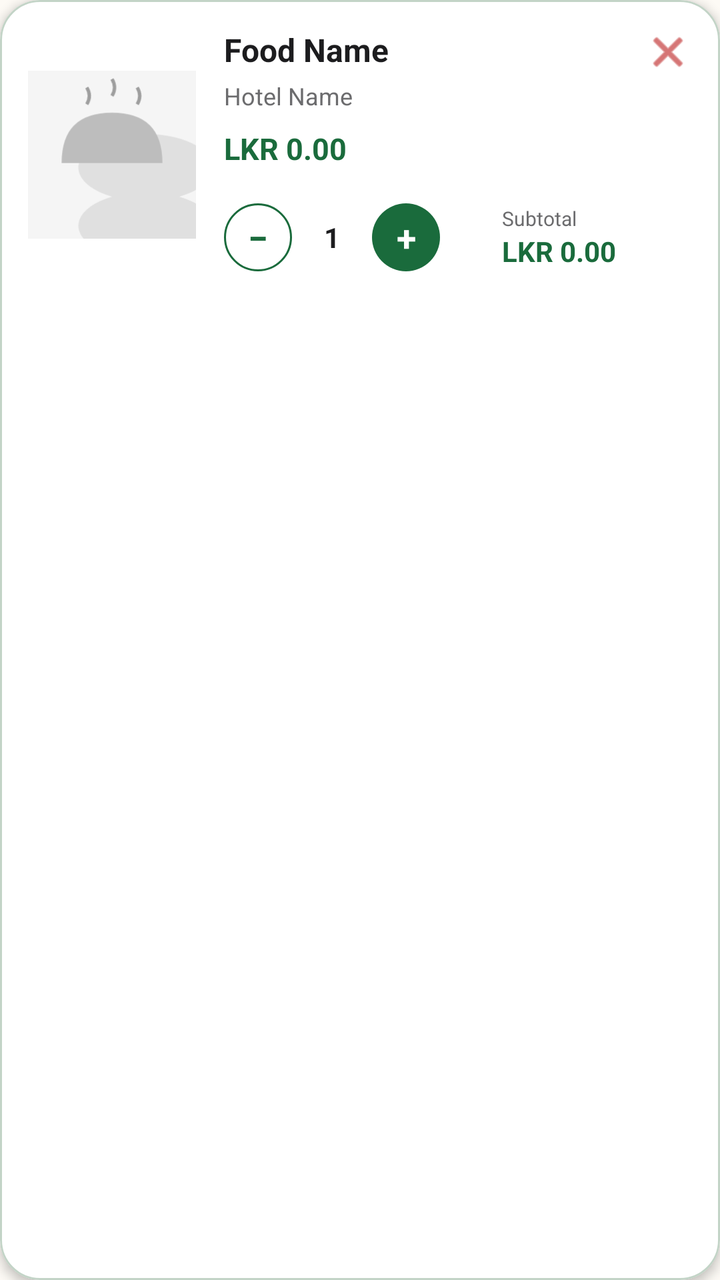
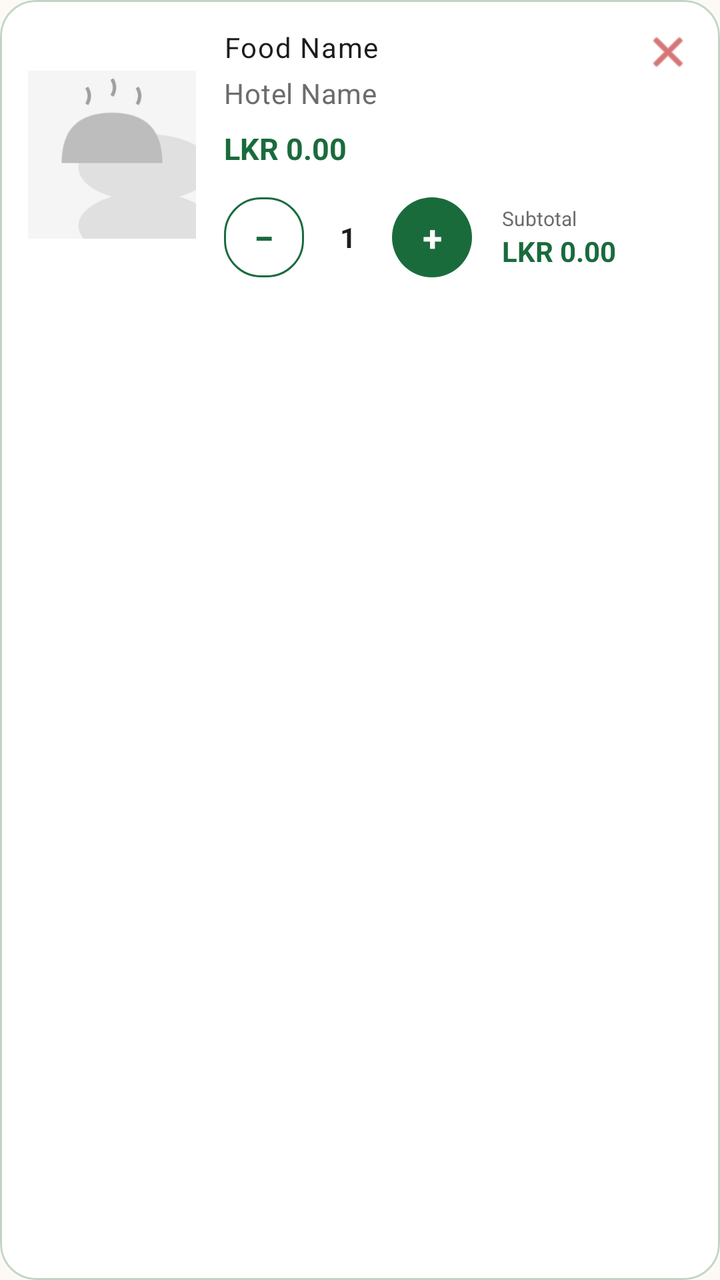

An Android layout rendered at two revisions. The XML below is the earlier revision; the diff shows what the commit changed to produce the second picture.
<!-- AndroidManifest.xml: application theme Theme.REPLATE -->
<!-- res/layout/item_cart.xml -->
<?xml version="1.0" encoding="utf-8"?>
<com.google.android.material.card.MaterialCardView xmlns:android="http://schemas.android.com/apk/res/android"
    xmlns:app="http://schemas.android.com/apk/res-auto"
    android:layout_width="match_parent"
    android:layout_height="wrap_content"
    android:layout_marginHorizontal="16dp"
    android:layout_marginVertical="6dp"
    app:cardBackgroundColor="@color/surface_white"
    app:cardCornerRadius="20dp"
    app:cardElevation="3dp"
    app:strokeColor="@color/md_theme_outlineVariant"
    app:strokeWidth="1dp">

    <RelativeLayout
        android:layout_width="match_parent"
        android:layout_height="wrap_content"
        android:padding="14dp">

        <ImageView
            android:id="@+id/ivFoodImage"
            android:layout_width="84dp"
            android:layout_height="84dp"
            android:layout_alignParentStart="true"
            android:layout_centerVertical="true"
            android:background="@drawable/card_background_shape"
            android:scaleType="centerCrop"
            android:src="@drawable/placeholder_food" />

        <ImageView
            android:id="@+id/ivRemove"
            android:layout_width="24dp"
            android:layout_height="24dp"
            android:layout_alignParentEnd="true"
            android:layout_alignParentTop="true"
            android:src="@android:drawable/ic_menu_close_clear_cancel"
            app:tint="@color/error"
            android:contentDescription="Remove" />

        <LinearLayout
            android:id="@+id/infoLayout"
            android:layout_width="match_parent"
            android:layout_height="wrap_content"
            android:layout_marginStart="14dp"
            android:layout_marginEnd="28dp"
            android:layout_toEndOf="@id/ivFoodImage"
            android:orientation="vertical">

            <TextView
                android:id="@+id/tvFoodName"
                android:layout_width="match_parent"
                android:layout_height="wrap_content"
                android:ellipsize="end"
                android:maxLines="1"
                android:text="Food Name"
                android:textColor="@color/text_primary"
                android:textSize="16sp"
                android:textStyle="bold" />

            <TextView
                android:id="@+id/tvHotelName"
                android:layout_width="wrap_content"
                android:layout_height="wrap_content"
                android:layout_marginTop="4dp"
                android:text="Hotel Name"
                android:textColor="@color/text_secondary"
                android:textSize="12sp" />

            <TextView
                android:id="@+id/tvPrice"
                android:layout_width="wrap_content"
                android:layout_height="wrap_content"
                android:layout_marginTop="8dp"
                android:text="LKR 0.00"
                android:textColor="@color/price_discounted"
                android:textSize="15sp"
                android:textStyle="bold" />

            <LinearLayout
                android:layout_width="match_parent"
                android:layout_height="wrap_content"
                android:layout_marginTop="12dp"
                android:gravity="center_vertical"
                android:orientation="horizontal">

                <TextView
                    android:id="@+id/btnMinus"
                    android:layout_width="34dp"
                    android:layout_height="34dp"
                    android:background="@drawable/button_outline_primary"
                    android:gravity="center"
                    android:text="−"
                    android:textColor="@color/primary"
                    android:textSize="18sp"
                    android:textStyle="bold" />

                <TextView
                    android:id="@+id/tvQuantity"
                    android:layout_width="40dp"
                    android:layout_height="34dp"
                    android:gravity="center"
                    android:text="1"
                    android:textColor="@color/text_primary"
                    android:textSize="14sp"
                    android:textStyle="bold" />

                <TextView
                    android:id="@+id/btnPlus"
                    android:layout_width="34dp"
                    android:layout_height="34dp"
                    android:background="@drawable/button_primary"
                    android:gravity="center"
                    android:text="+"
                    android:textColor="@color/white"
                    android:textSize="18sp"
                    android:textStyle="bold" />

                <Space
                    android:layout_width="0dp"
                    android:layout_height="1dp"
                    android:layout_weight="1" />

                <LinearLayout
                    android:layout_width="wrap_content"
                    android:layout_height="wrap_content"
                    android:background="@drawable/badge_distance"
                    android:orientation="vertical"
                    android:paddingHorizontal="10dp"
                    android:paddingVertical="6dp">

                    <TextView
                        android:layout_width="wrap_content"
                        android:layout_height="wrap_content"
                        android:text="Subtotal"
                        android:textColor="@color/text_secondary"
                        android:textSize="10sp" />

                    <TextView
                        android:id="@+id/tvSubtotal"
                        android:layout_width="wrap_content"
                        android:layout_height="wrap_content"
                        android:text="LKR 0.00"
                        android:textColor="@color/primary"
                        android:textSize="14sp"
                        android:textStyle="bold" />
                </LinearLayout>
            </LinearLayout>
        </LinearLayout>
    </RelativeLayout>
</com.google.android.material.card.MaterialCardView>
<!-- resources referenced by this layout -->
<resources>
  <style name="Theme.REPLATE" parent="Theme.Material3.Light.NoActionBar">
          
          <item name="colorPrimary">@color/md_theme_primary</item>
          <item name="colorOnPrimary">@color/md_theme_onPrimary</item>
          <item name="colorPrimaryContainer">@color/md_theme_primaryContainer</item>
          <item name="colorOnPrimaryContainer">@color/md_theme_onPrimaryContainer</item>
  
          
          <item name="colorSecondary">@color/md_theme_secondary</item>
          <item name="colorOnSecondary">@color/md_theme_onSecondary</item>
          <item name="colorSecondaryContainer">@color/md_theme_secondaryContainer</item>
          <item name="colorOnSecondaryContainer">@color/md_theme_onSecondaryContainer</item>
  
          
          <item name="colorTertiary">@color/md_theme_tertiary</item>
          <item name="colorOnTertiary">@color/md_theme_onTertiary</item>
          <item name="colorTertiaryContainer">@color/md_theme_tertiaryContainer</item>
          <item name="colorOnTertiaryContainer">@color/md_theme_onTertiaryContainer</item>
  
          
          <item name="colorError">@color/md_theme_error</item>
          <item name="colorOnError">@color/md_theme_onError</item>
          <item name="colorErrorContainer">@color/md_theme_errorContainer</item>
          <item name="colorOnErrorContainer">@color/md_theme_onErrorContainer</item>
  
          
          <item name="android:colorBackground">@color/md_theme_background</item>
          <item name="colorOnBackground">@color/md_theme_onBackground</item>
          <item name="colorSurface">@color/md_theme_surface</item>
          <item name="colorOnSurface">@color/md_theme_onSurface</item>
          <item name="colorSurfaceVariant">@color/md_theme_surfaceVariant</item>
          <item name="colorOnSurfaceVariant">@color/md_theme_onSurfaceVariant</item>
  
          
          <item name="colorOutline">@color/md_theme_outline</item>
          <item name="colorOutlineVariant">@color/md_theme_outlineVariant</item>
  
          
          <item name="colorSurfaceInverse">@color/md_theme_inverseSurface</item>
          <item name="colorOnSurfaceInverse">@color/md_theme_inverseOnSurface</item>
          <item name="colorPrimaryInverse">@color/md_theme_inversePrimary</item>
  
          
          <item name="colorSurfaceContainerLowest">@color/md_theme_surfaceContainerLowest</item>
          <item name="colorSurfaceContainerLow">@color/md_theme_surfaceContainerLow</item>
          <item name="colorSurfaceContainer">@color/md_theme_surfaceContainer</item>
          <item name="colorSurfaceContainerHigh">@color/md_theme_surfaceContainerHigh</item>
          <item name="colorSurfaceContainerHighest">@color/md_theme_surfaceContainerHighest</item>
  
          
          <item name="android:statusBarColor">@color/status_bar</item>
          <item name="android:navigationBarColor">@color/md_theme_surface</item>
  
          
          <item name="android:windowBackground">@color/md_theme_background</item>
      </style>
  <!-- unchanged entries left out for length: 47 -->
</resources>

<!-- the commit's change to res/layout/item_cart.xml (unified diff, before → after) -->
@@ -6,8 +6,8 @@
     android:layout_marginHorizontal="16dp"
     android:layout_marginVertical="6dp"
     app:cardBackgroundColor="@color/surface_white"
-    app:cardCornerRadius="20dp"
-    app:cardElevation="3dp"
+    app:cardCornerRadius="@dimen/radius_lg"
+    app:cardElevation="@dimen/elevation_card"
     app:strokeColor="@color/md_theme_outlineVariant"
     app:strokeWidth="1dp">
 
@@ -52,9 +52,7 @@
                 android:ellipsize="end"
                 android:maxLines="1"
                 android:text="Food Name"
-                android:textColor="@color/text_primary"
-                android:textSize="16sp"
-                android:textStyle="bold" />
+                android:textAppearance="@style/TextAppearance.REPLATE.Label" />
 
             <TextView
                 android:id="@+id/tvHotelName"
@@ -62,8 +60,7 @@
                 android:layout_height="wrap_content"
                 android:layout_marginTop="4dp"
                 android:text="Hotel Name"
-                android:textColor="@color/text_secondary"
-                android:textSize="12sp" />
+                android:textAppearance="@style/TextAppearance.REPLATE.Body" />
 
             <TextView
                 android:id="@+id/tvPrice"
@@ -84,8 +81,8 @@
 
                 <TextView
                     android:id="@+id/btnMinus"
-                    android:layout_width="34dp"
-                    android:layout_height="34dp"
+                    android:layout_width="40dp"
+                    android:layout_height="40dp"
                     android:background="@drawable/button_outline_primary"
                     android:gravity="center"
                     android:text="−"
@@ -95,8 +92,8 @@
 
                 <TextView
                     android:id="@+id/tvQuantity"
-                    android:layout_width="40dp"
-                    android:layout_height="34dp"
+                    android:layout_width="44dp"
+                    android:layout_height="40dp"
                     android:gravity="center"
                     android:text="1"
                     android:textColor="@color/text_primary"
@@ -105,8 +102,8 @@
 
                 <TextView
                     android:id="@+id/btnPlus"
-                    android:layout_width="34dp"
-                    android:layout_height="34dp"
+                    android:layout_width="40dp"
+                    android:layout_height="40dp"
                     android:background="@drawable/button_primary"
                     android:gravity="center"
                     android:text="+"
<!-- resource entries referenced after the edit -->
@@ -1,5 +1,17 @@
 <!-- resources referenced by this layout -->
 <resources>
+  <dimen name="elevation_card">3dp</dimen>
+  <dimen name="radius_lg">18dp</dimen>
+  <style name="TextAppearance.REPLATE.Body" parent="TextAppearance.Material3.BodyMedium">
+          <item name="android:fontFamily">sans-serif</item>
+          <item name="android:textSize">@dimen/text_sm</item>
+          <item name="android:textColor">@color/text_secondary</item>
+      </style>
+  <style name="TextAppearance.REPLATE.Label" parent="TextAppearance.Material3.LabelMedium">
+          <item name="android:fontFamily">sans-serif-medium</item>
+          <item name="android:textSize">@dimen/text_sm</item>
+          <item name="android:textColor">@color/text_primary</item>
+      </style>
   <style name="Theme.REPLATE" parent="Theme.Material3.Light.NoActionBar">
           
           <item name="colorPrimary">@color/md_theme_primary</item>
@@ -55,7 +67,59 @@
   
           
           <item name="android:windowBackground">@color/md_theme_background</item>
+  
+          
+          <item name="android:fontFamily">sans-serif</item>
+          <item name="textAppearanceTitleLarge">@style/TextAppearance.REPLATE.Headline</item>
+          <item name="textAppearanceTitleMedium">@style/TextAppearance.REPLATE.Subheading</item>
+          <item name="textAppearanceBodyMedium">@style/TextAppearance.REPLATE.Body</item>
+          <item name="textAppearanceLabelLarge">@style/TextAppearance.REPLATE.Label</item>
+  
+          
+          <item name="materialCardViewStyle">@style/Widget.REPLATE.Card</item>
+          <item name="materialButtonStyle">@style/Widget.REPLATE.Button.Primary</item>
+          <item name="textInputStyle">@style/Widget.REPLATE.TextInputLayout</item>
       </style>
+  <dimen name="text_sm">14sp</dimen>
+  <style name="TextAppearance.REPLATE.Headline" parent="TextAppearance.Material3.TitleLarge">
+          <item name="android:fontFamily">sans-serif-black</item>
+          <item name="android:textSize">@dimen/text_xl</item>
+          <item name="android:textColor">@color/text_primary</item>
+      </style>
+  <style name="TextAppearance.REPLATE.Subheading" parent="TextAppearance.Material3.TitleMedium">
+          <item name="android:fontFamily">sans-serif-medium</item>
+          <item name="android:textSize">@dimen/text_lg</item>
+          <item name="android:textColor">@color/text_primary</item>
+      </style>
+  <style name="Widget.REPLATE.Card" parent="Widget.Material3.CardView.Elevated">
+          <item name="cardCornerRadius">@dimen/radius_md</item>
+          <item name="cardElevation">@dimen/elevation_card</item>
+          <item name="cardBackgroundColor">@color/surface_white</item>
+      </style>
+  <style name="Widget.REPLATE.Button.Primary" parent="Widget.Material3.Button">
+          <item name="android:minHeight">@dimen/button_height</item>
+          <item name="cornerRadius">@dimen/radius_md</item>
+          <item name="android:fontFamily">sans-serif-medium</item>
+          <item name="android:textAllCaps">false</item>
+          <item name="android:textSize">@dimen/text_md</item>
+          <item name="android:textColor">@color/white</item>
+          <item name="backgroundTint">@color/green_primary</item>
+      </style>
+  <style name="Widget.REPLATE.TextInputLayout" parent="Widget.Material3.TextInputLayout.OutlinedBox">
+          <item name="boxCornerRadiusTopStart">@dimen/radius_sm</item>
+          <item name="boxCornerRadiusTopEnd">@dimen/radius_sm</item>
+          <item name="boxCornerRadiusBottomStart">@dimen/radius_sm</item>
+          <item name="boxCornerRadiusBottomEnd">@dimen/radius_sm</item>
+          <item name="boxStrokeColor">@color/green_primary</item>
+          <item name="hintTextColor">@color/text_secondary</item>
+      </style>
+  <dimen name="text_xl">22sp</dimen>
+  <dimen name="text_lg">18sp</dimen>
+  <dimen name="radius_md">14dp</dimen>
+  <dimen name="button_height">52dp</dimen>
+  <dimen name="text_md">16sp</dimen>
+  <color name="green_primary">#1A6B3C</color>
+  <dimen name="radius_sm">10dp</dimen>
   <!-- unchanged entries left out for length: 47 -->
 </resources>
 
